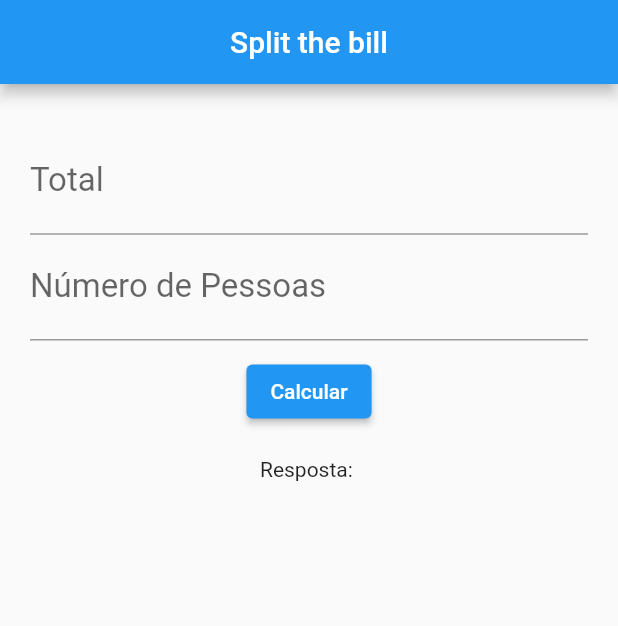
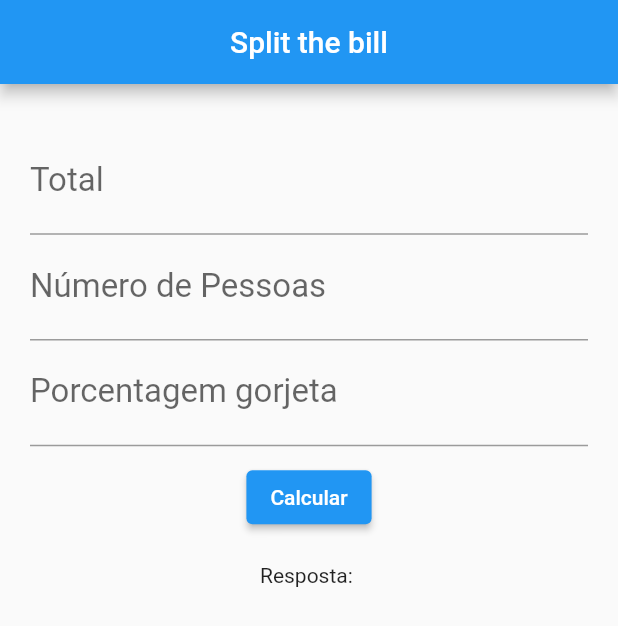
Before and after one commit to biapessoab/lab-mobile, a Flutter app: the screen it shows after launch, after a tap on "Calcular", on a phone screen of 412 x 824 dp. Shown: the top 626 px of the screen. Run offline on Flutter 3.47's test engine with Material 2 defaults, Android fonts, the phone set to English and light mode, and no system bars.

Commit message:
adding tip

```diff
--- a/app_split_bill/lib/main.dart
+++ b/app_split_bill/lib/main.dart
@@ -14,6 +14,7 @@ class SplitTheBill extends StatefulWidget {
 class _SplitTheBillState extends State<SplitTheBill> {
   TextEditingController numPessoas = TextEditingController();
   TextEditingController totalConta = TextEditingController();
+  TextEditingController tip = TextEditingController();
   String resposta="Resposta: ";
 
   @override
@@ -43,6 +44,12 @@ class _SplitTheBillState extends State<SplitTheBill> {
           decoration: InputDecoration(
             labelText: "Número de Pessoas", labelStyle: TextStyle(fontSize: 22)),
         ),
+        TextField( controller: tip,
+          keyboardType: TextInputType.number,
+          style: TextStyle(fontSize: 22, color: Colors.grey),
+          decoration: InputDecoration(
+            labelText: "Porcentagem gorjeta", labelStyle: TextStyle(fontSize: 22)),
+        ),
         Padding(padding: EdgeInsets.only(top:10)),
         ElevatedButton(onPressed: calcular, child: Text("Calcular")),
         Padding(padding: EdgeInsets.only(top:20)),
@@ -52,7 +59,8 @@ class _SplitTheBillState extends State<SplitTheBill> {
   }
 
   calcular(){
-    double valorFinal = double.parse(totalConta.text) / (int.parse(numPessoas.text));
+    double valorParcial = double.parse(totalConta.text) * (1 + (double.parse(tip.text)) / 100);
+    double valorFinal = valorParcial / (int.parse(numPessoas.text));
     setState(() {
         resposta = "O valor para cada pessoa é de "+ valorFinal.toStringAsPrecision(4);
     });
```
